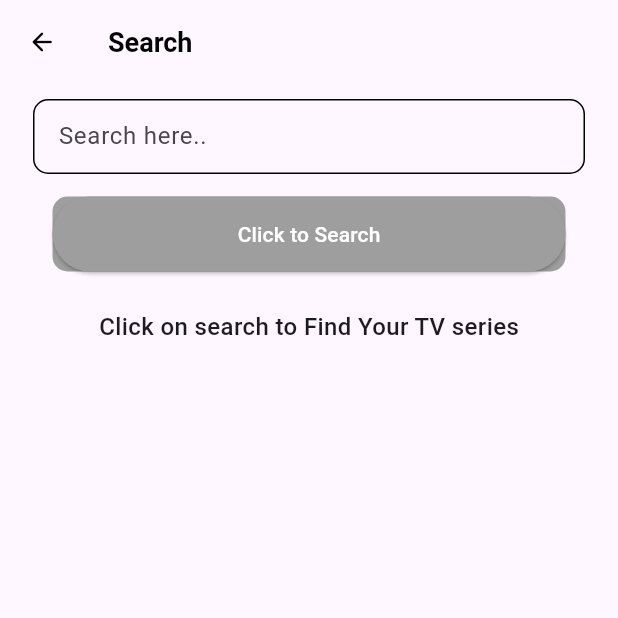
After one commit to Nivas527/assesment, a Flutter app: the screen it shows after launch, after a tap on the "search" icon, on a phone screen of 412 x 824 dp, the top half of it. The commit adds this screen. Run offline on Flutter 3.47's test engine with Material 3 defaults, Android fonts, the phone set to English and light mode, and no system bars; our stand-ins replace liquid_pull_to_refresh; network calls fail.

Commit message:
search function added

```diff
--- /dev/null
+++ b/lib/Search_Screen.dart
@@ -0,0 +1,181 @@
+import 'dart:convert';
+import 'package:flutter/material.dart';
+import 'Search_class.dart';
+import 'package:http/http.dart' as http;
+
+import 'Trending_series_individual.dart';
+
+class SearchScreen extends StatefulWidget {
+  const SearchScreen({super.key});
+
+  @override
+  State<SearchScreen> createState() => _SearchScreenState();
+}
+
+class _SearchScreenState extends State<SearchScreen> {
+  final TextEditingController _controller = TextEditingController();
+  Future<Search>? _searchFuture;
+
+  Future<Search> fetchSearch(String query) async {
+    var resp = await http.get(Uri.parse(
+        "https://api.themoviedb.org/3/search/tv?query=$query&include_adult=false&language=en-US&page=1&api_key=ea80466bd55e4f4e143564b39696b4bd"));
+    var data = jsonDecode(resp.body);
+    return Search.fromJson(data);
+  }
+
+  void _search() {
+    setState(() {
+      _searchFuture = fetchSearch(_controller.text);
+    });
+  }
+
+  @override
+  Widget build(BuildContext context) {
+    return Scaffold(
+      appBar: AppBar(
+        leading: InkWell(
+            onTap: () {
+              Navigator.pop(context);
+            },
+            child: const Icon(
+              Icons.arrow_back_rounded,
+              color: Colors.black,
+              size: 20,
+            )),
+        title: const Text(
+          "Search",
+          style: TextStyle(
+              fontSize: 18, fontWeight: FontWeight.w600, color: Colors.black),
+        ),
+      ),
+      body: SingleChildScrollView(
+        child: Column(
+          children: [
+            Padding(
+              padding: const EdgeInsets.only(left: 22, right: 22, top: 10),
+              child: Container(
+                height: 50,
+                width: double.infinity,
+                decoration: BoxDecoration(
+                  border: Border.all(),
+                  borderRadius: BorderRadius.circular(10),
+                ),
+                child: TextFormField(
+                  controller: _controller,
+                  decoration: const InputDecoration(
+                      floatingLabelBehavior: FloatingLabelBehavior.never,
+                      border: OutlineInputBorder(
+                        borderSide: BorderSide.none,
+                      ),
+                      labelText: "Search here.."),
+                ),
+              ),
+            ),
+            Padding(
+              padding: const EdgeInsets.only(left: 35,right: 35,top: 15),
+              child: Container(
+                height: 50,
+                width: double.infinity,
+                decoration: BoxDecoration(
+                  color: Colors.grey,
+                  borderRadius: BorderRadius.circular(10),
+                ),
+                child: ElevatedButton(
+                  style: ElevatedButton.styleFrom(
+                    backgroundColor: Colors.grey,
+                    foregroundColor: Colors.white
+                  ),
+                  onPressed: _search,
+                  child: const Text("Click to Search"),
+                ),
+              ),
+            ),
+            FutureBuilder<Search?>(
+              future: _searchFuture,
+              builder: (context, snapshot) {
+                if (snapshot.connectionState == ConnectionState.waiting) {
+                  return const Center(
+                    child: CircularProgressIndicator(),
+                  );
+                } else if (snapshot.hasError) {
+                  return Text("There is an error: ${snapshot.error}");
+                } else if (snapshot.hasData) {
+                  final search = snapshot.data!;
+                  return ListView.builder(
+                    physics: const NeverScrollableScrollPhysics(),
+                    shrinkWrap: true,
+                    scrollDirection: Axis.vertical,
+                    itemCount: search.results.length,
+                    itemBuilder: (context, index) {
+                      return Padding(
+                        padding: const EdgeInsets.all(6.0),
+                        child: Padding(
+                          padding: const EdgeInsets.only(left: 10, right: 10),
+                          child: InkWell(
+                            onTap: (){
+                              // Navigator.push(context, MaterialPageRoute(builder: (context) => TrendingSeriesIndividual(out: search.results[index],)));
+                            },
+                            child: Container(
+                              color: Colors.grey.shade100,
+                              child: Row(
+                                children: [
+                                  Image.network(
+                                    search.results[index].posterPath.isNotEmpty ?
+                                    'https://image.tmdb.org/t/p/w500${search.results[index].posterPath}' :
+                                    "https://cdn4.iconfinder.com/data/icons/picture-sharing-sites/32/No_Image-1024.png" ,                                  height: 140,
+                                    width: 140,
+                                    fit: BoxFit.fill,
+                                  ),
+                                  Expanded(
+                                    child: Padding(
+                                      padding: const EdgeInsets.all(8.0),
+                                      child: Column(
+                                        crossAxisAlignment:
+                                        CrossAxisAlignment.start,
+                                        children: [
+                                          Text(
+                                            search.results[index].originalName,
+                                            style: const TextStyle(
+                                                fontWeight: FontWeight.w500,
+                                                fontSize: 18,
+                                                color: Colors.black),
+                                            overflow: TextOverflow.visible,
+                                            maxLines: 2,
+                                          ),
+                                          Text(
+                                            "Rating : (${search.results[index].voteAverage.round().toString()}/10)",
+                                            style: const TextStyle(
+                                                fontWeight: FontWeight.w500,
+                                                fontSize: 16,
+                                                color: Colors.black),
+                                          ),
+                                        ],
+                                      ),
+                                    ),
+                                  ),
+                                ],
+                              ),
+                            ),
+                          ),
+                        ),
+                      );
+                    },
+                  );
+                } else {
+                  return Column(
+                    children: [
+                      SizedBox(height: 25,),
+                      Center(child: const Text("Click on search to Find Your TV series",
+                      style: TextStyle(fontWeight: FontWeight.w500,fontSize: 16),
+                      )),
+                    ],
+                  );
+                }
+              },
+            ),
+          ],
+        ),
+      ),
+    );
+  }
+}
--- /dev/null
+++ b/lib/Search_class.dart
@@ -0,0 +1,103 @@
+class Search {
+  int page;
+  List<Results1> results;
+  int totalPages;
+  int totalResults;
+
+  Search({
+    required this.page,
+    required this.results,
+    required this.totalPages,
+    required this.totalResults,
+  });
+
+  factory Search.fromJson(Map<String, dynamic> json) {
+    return Search(
+      page: json['page'] ?? 0,
+      results: List<Results1>.from(json['results'].map((v) => Results1.fromJson(v))),
+      totalPages: json['total_pages'] ?? 0,
+      totalResults: json['total_results'] ?? 0,
+    );
+  }
+
+  Map<String, dynamic> toJson() {
+    final Map<String, dynamic> data = <String, dynamic>{};
+    data['page'] = this.page;
+    data['results'] = this.results.map((v) => v.toJson()).toList();
+    data['total_pages'] = this.totalPages;
+    data['total_results'] = this.totalResults;
+    return data;
+  }
+}
+
+class Results1 {
+  bool adult;
+  String backdropPath;
+  List<int> genreIds;
+  int id;
+  List<String> originCountry;
+  String originalLanguage;
+  String originalName;
+  String overview;
+  double popularity;
+  String posterPath;
+  String firstAirDate;
+  String name;
+  double voteAverage;
+  int voteCount;
+
+  Results1({
+    required this.adult,
+    required this.backdropPath,
+    required this.genreIds,
+    required this.id,
+    required this.originCountry,
+    required this.originalLanguage,
+    required this.originalName,
+    required this.overview,
+    required this.popularity,
+    required this.posterPath,
+    required this.firstAirDate,
+    required this.name,
+    required this.voteAverage,
+    required this.voteCount,
+  });
+
+  factory Results1.fromJson(Map<String, dynamic> json) {
+    return Results1(
+      adult: json['adult'] ?? false,
+      backdropPath: json['backdrop_path'] ?? '',
+      genreIds: List<int>.from(json['genre_ids'] ?? []),
+      id: json['id'] ?? 0,
+      originCountry: List<String>.from(json['origin_country'] ?? []),
+      originalLanguage: json['original_language'] ?? '',
+      originalName: json['original_name'] ?? '',
+      overview: json['overview'] ?? '',
+      popularity: (json['popularity'] ?? 0.0).toDouble(),
+      posterPath: json['poster_path'] ?? '',
+      firstAirDate: json['first_air_date'] ?? '',
+      name: json['name'] ?? '',
+      voteAverage: (json['vote_average'] ?? 0.0).toDouble(),
+      voteCount: json['vote_count'] ?? 0,
+    );
+  }
+
+  Map<String, dynamic> toJson() {
+    final Map<String, dynamic> data = <String, dynamic>{};
+    data['adult'] = this.adult;
+    data['backdrop_path'] = this.backdropPath;
+    data['genre_ids'] = this.genreIds;
+    data['id'] = this.id;
+    data['origin_country'] = this.originCountry;
+    data['original_language'] = this.originalLanguage;
+    data['original_name'] = this.originalName;
+    data['overview'] = this.overview;
+    data['popularity'] = this.popularity;
+    data['poster_path'] = this.posterPath;
+    data['first_air_date'] = this.firstAirDate;
+    data['name'] = this.name;
+    data['vote_average'] = this.voteAverage;
+    data['vote_count'] = this.voteCount;
+    return data;
+  }
+}
--- a/lib/TV_Series.dart
+++ b/lib/TV_Series.dart
@@ -1,4 +1,5 @@
 import 'dart:convert';
+import 'package:assesment/Search_Screen.dart';
 import 'package:assesment/Trending_series.dart';
 import 'package:assesment/Trending_series_individual.dart';
 import 'package:assesment/style.dart';
@@ -82,7 +83,11 @@ class _TvSeriesState extends State<TvSeries> {
           actions: [
             Padding(
               padding: const EdgeInsets.only(right: 22),
-              child: Icon(Icons.search_rounded,size: 25,color: Colors.black,),
+              child: InkWell(
+                  onTap: (){
+                    Navigator.push(context, MaterialPageRoute(builder: (context) => SearchScreen()));
+                  },
+                  child: Icon(Icons.search_rounded,size: 25,color: Colors.black,)),
             ),
           ],
         ),
```
Also changed, not shown: lib/Trending_series_individual.dart (+6 -1 lines).
